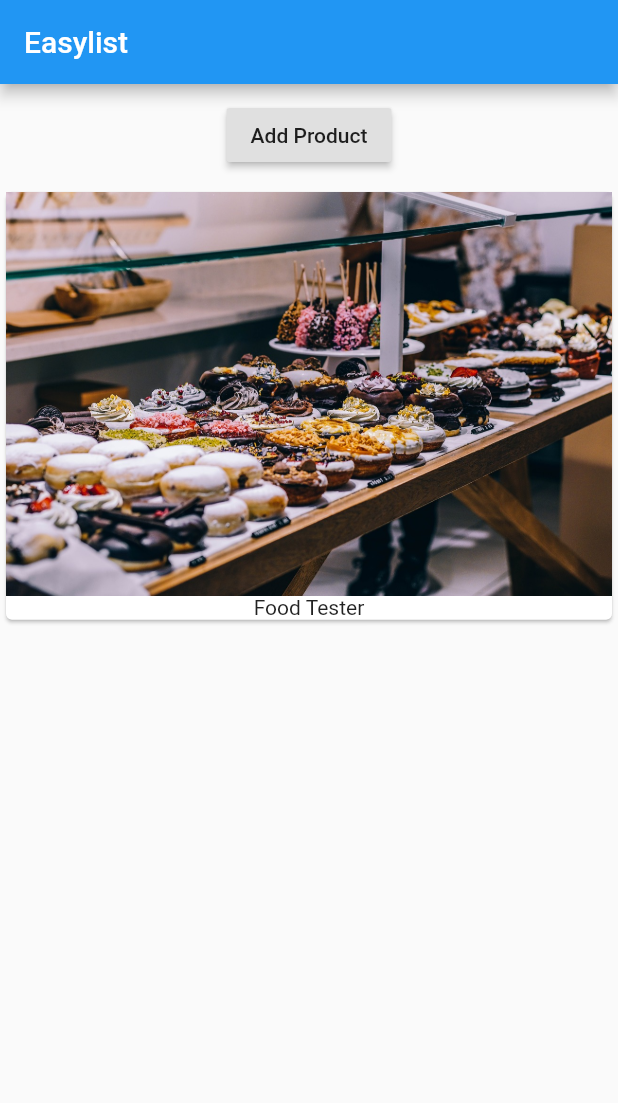
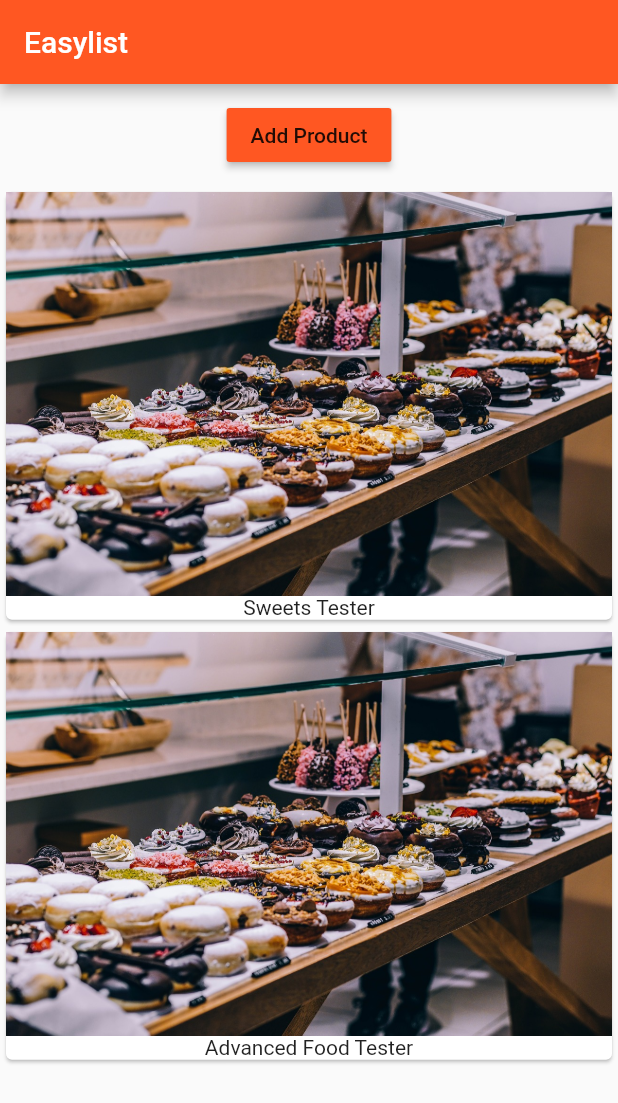
Before and after one commit to kinny94/flutter, a Flutter app: the screen it shows after launch, after a tap on "Add Product", on a phone screen of 412 x 824 dp. Shown: the top 1103 px of the screen. Run offline on Flutter 3.47's test engine with Material 2 defaults, Android fonts, the light colour scheme and no system bars.

Commit message:
worked on modularity

```diff
--- a/first_app/lib/main.dart
+++ b/first_app/lib/main.dart
@@ -1,46 +1,25 @@
 import 'package:flutter/material.dart';
+
+import 'package:first_app/product_manager.dart';
 
 void main() {
   runApp(MyApp());
 }
 
-class MyApp extends StatefulWidget {
-  @override
-  State<StatefulWidget> createState() {
-    return _MyAppState();
-  }
-}
-
-class _MyAppState extends State<MyApp> {
-
-  List<String> _products = ['Food Tester'];
+class MyApp extends StatelessWidget {
 
   @override
   Widget build(BuildContext context) {
     return MaterialApp(
+      theme: ThemeData(
+        primarySwatch: Colors.deepOrange,
+        accentColor: Colors.deepPurple
+      ),
       home: Scaffold(
         appBar: AppBar(
           title: Text('Easylist'),
         ),
-        body: Column(
-          children: [
-            Container(
-              margin: EdgeInsets.all(10.0),
-              child: RaisedButton(
-                onPressed: () {},
-                child: Text('Add Product'),
-              ),
-            ),
-            Column(children: _products.map((element) =>  Card(
-              child: Column(
-                children: <Widget>[
-                  Image.asset('assets/food.jpg'),
-                  Text(element)
-                ],
-              ),
-            ),).toList(),
-          )
-        ],),
+        body: ProductManager()
       ),
     );
   }
--- /dev/null
+++ b/first_app/lib/product_manager.dart
@@ -0,0 +1,43 @@
+import 'package:flutter/material.dart';
+
+import 'package:first_app/products.dart';
+
+class ProductManager extends StatefulWidget {
+
+  final String startingProduct; // final cause its technically a seperated class. only state class below you can avoid final
+
+  ProductManager({this.startingProduct = 'Sweets Tester'});
+
+  State<StatefulWidget> createState() {
+    return _ProductManagerState();
+  }
+}
+
+class _ProductManagerState extends State<ProductManager> {
+
+  List<String> _products = [];
+
+  @override
+  void initState() {
+    super.initState();
+    _products.add(widget.startingProduct); // widget property is provided to flutter to access parent properties.
+  }
+
+  Widget build(BuildContext context) {
+    return Column( children: [
+      Container(
+        margin: EdgeInsets.all(10.0),
+        child: RaisedButton(
+          color: Theme.of(context).primaryColor,
+          onPressed: () {
+            setState(() {
+                _products.add('Advanced Food Tester');
+            });
+          },
+          child: Text('Add Product'),
+        ),
+      ),
+      Products(_products)
+    ]);
+  }
+}
--- /dev/null
+++ b/first_app/lib/products.dart
@@ -0,0 +1,27 @@
+import 'package:flutter/material.dart';
+
+class Products extends StatelessWidget {
+
+  final List<String> products; // final cause everything needs to be immutable since its a stateless widget.
+
+  Products([this.products = const []]) {
+
+  } // equivalent to assigning this.products to products in the constructor - short-hand
+
+  @override
+  Widget build(BuildContext context) {
+    return Column(
+      children: this.products
+        .map(
+          (element) => Card(
+            child: Column(
+              children: <Widget>[
+                Image.asset('assets/food.jpg'),
+                Text(element)
+              ],
+            ),
+          ),
+        ).toList(),
+    );
+  }
+}
```
